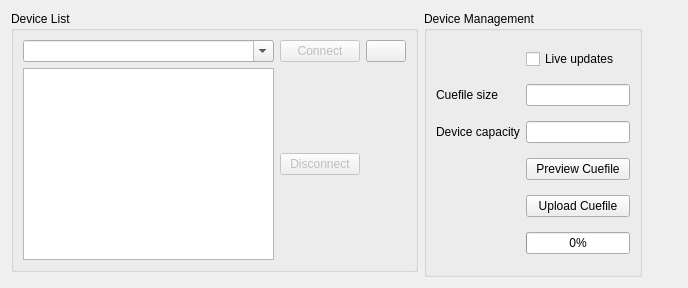
This is src/widget/devicecontrolwidget.ui in 8bitbuddhist/PixelMaestro-Studio as Qt 5 draws it before an edit. The edited form follows.
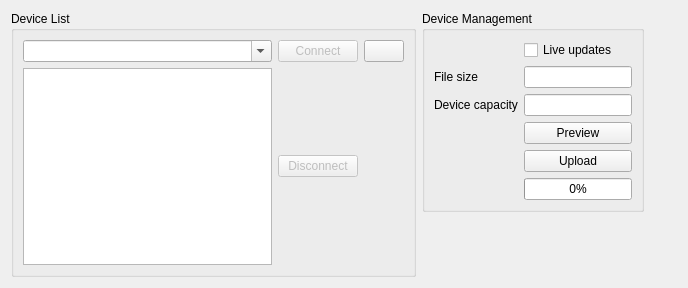
This is the edited form. Icons and pictures are not drawn.

```diff
--- a/src/widget/devicecontrolwidget.ui
+++ b/src/widget/devicecontrolwidget.ui
@@ -13,8 +13,8 @@
   <property name="windowTitle">
    <string>Form</string>
   </property>
-  <layout class="QGridLayout" name="gridLayout">
-   <item row="0" column="0" rowspan="3" alignment="Qt::AlignLeft|Qt::AlignTop">
+  <layout class="QHBoxLayout" name="horizontalLayout">
+   <item>
     <widget class="QGroupBox" name="deviceListGroupBox">
      <property name="title">
       <string>Device List</string>
@@ -70,21 +70,14 @@
      </layout>
     </widget>
    </item>
-   <item row="1" column="2">
-    <spacer name="horizontalSpacer">
-     <property name="orientation">
-      <enum>Qt::Horizontal</enum>
-     </property>
-     <property name="sizeHint" stdset="0">
-      <size>
-       <width>40</width>
-       <height>20</height>
-      </size>
-     </property>
-    </spacer>
-   </item>
-   <item row="0" column="1" rowspan="3" alignment="Qt::AlignLeft">
+   <item alignment="Qt::AlignTop">
     <widget class="QGroupBox" name="deviceSettingsGroupBox">
+     <property name="sizePolicy">
+      <sizepolicy hsizetype="Fixed" vsizetype="Fixed">
+       <horstretch>0</horstretch>
+       <verstretch>0</verstretch>
+      </sizepolicy>
+     </property>
      <property name="title">
       <string>Device Management</string>
      </property>
@@ -129,21 +122,21 @@
          <string>Send the Cuefile to the device</string>
         </property>
         <property name="text">
-         <string>Upload Cuefile</string>
+         <string>Upload</string>
         </property>
        </widget>
       </item>
       <item row="3" column="0">
        <widget class="QLabel" name="label">
         <property name="text">
-         <string>Cuefile size</string>
+         <string>File size</string>
         </property>
        </widget>
       </item>
       <item row="5" column="1">
        <widget class="QPushButton" name="interpretCuePushButton">
         <property name="text">
-         <string>Preview Cuefile</string>
+         <string>Preview</string>
         </property>
        </widget>
       </item>
@@ -160,6 +153,19 @@
      </layout>
     </widget>
    </item>
+   <item>
+    <spacer name="horizontalSpacer">
+     <property name="orientation">
+      <enum>Qt::Horizontal</enum>
+     </property>
+     <property name="sizeHint" stdset="0">
+      <size>
+       <width>40</width>
+       <height>20</height>
+      </size>
+     </property>
+    </spacer>
+   </item>
   </layout>
  </widget>
  <tabstops>
```
Left out of the diff: 12 changed lines with no effect on the pictures.
